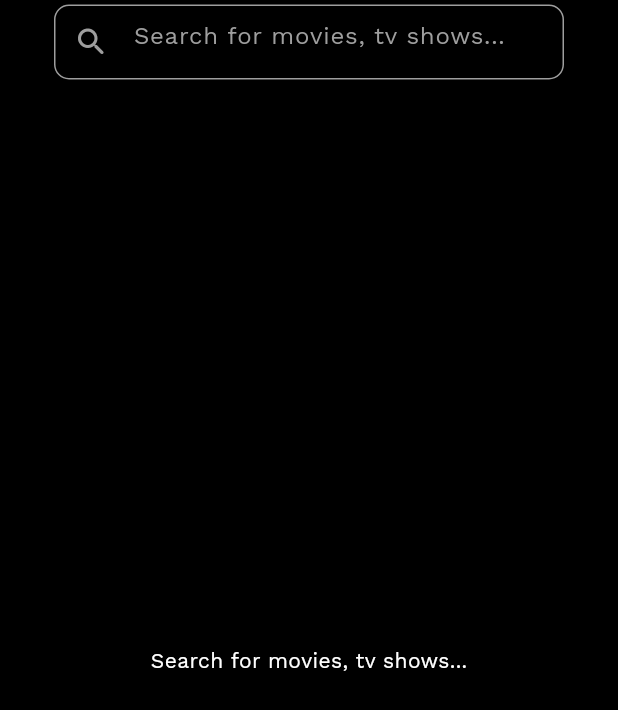
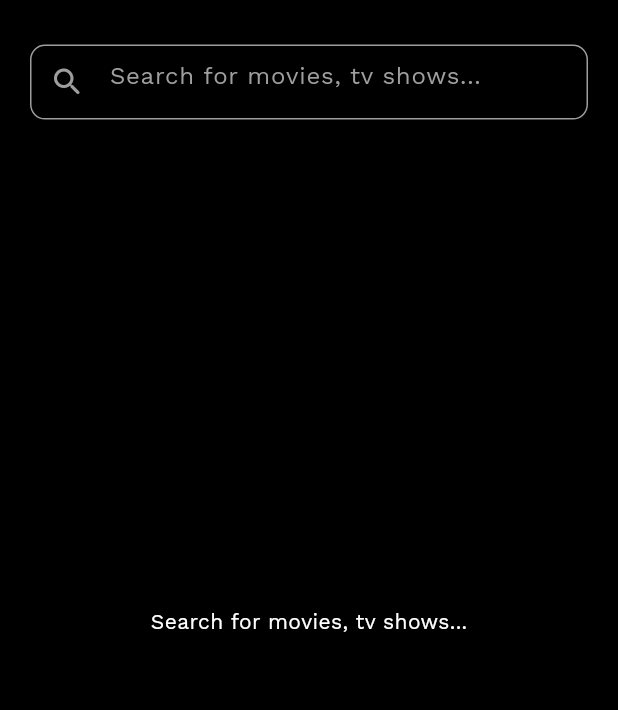
Before and after one commit to jheel23/moviez_app_v2, a Flutter app: the SearchScreen widget shown alone on an empty page, opened directly, on a phone screen of 412 x 824 dp. Shown: the top 710 px of the screen. Run offline on Flutter 3.47's test engine with Material 3 defaults, Android fonts, the phone set to English and light mode, and no system bars; our stand-ins replace animated_splash_screen, flutter_html, flutter_riverpod, google_fonts, smooth_page_indicator; network calls fail.

Commit message:
minor changes

```diff
--- a/lib/API/tmdb_api.dart
+++ b/lib/API/tmdb_api.dart
@@ -1,5 +1,4 @@
 import 'dart:convert';
-
 import 'package:flutter_riverpod/flutter_riverpod.dart';
 import 'package:moviez_app/model/movie.dart';
 import 'package:http/http.dart' as http;
@@ -24,6 +23,7 @@ class TmdbMovies extends StateNotifier<List<Movie>> {
       if (extractedData.isEmpty) {
         return;
       }
+      movie.clear();
       await for (var element in Stream.fromIterable(extractedData)) {
         movie.add(Movie.fromJson(element['show']));
       }
--- a/lib/screens/search_screen.dart
+++ b/lib/screens/search_screen.dart
@@ -42,6 +42,7 @@ class _SearchScreenState extends ConsumerState<SearchScreen> {
 
   @override
   Widget build(BuildContext context) {
+    final deviceSize = MediaQuery.of(context).size;
     ref.watch(searchProvider);
     return GestureDetector(
       onTap: () => FocusScope.of(context).unfocus(),
@@ -50,11 +51,11 @@ class _SearchScreenState extends ConsumerState<SearchScreen> {
           _searchController.clear();
           ref.read(searchProvider.notifier).clearList();
         },
-        child: Scaffold(
-          appBar: AppBar(
-            automaticallyImplyLeading: false,
-            backgroundColor: Colors.transparent,
-            title: Container(
+        child: Column(children: [
+          SizedBox(
+            height: deviceSize.height * 0.03,
+          ),
+          Container(
             margin: const EdgeInsets.symmetric(horizontal: 20, vertical: 5),
             decoration: BoxDecoration(
                 border: Border.all(color: Colors.grey),
@@ -77,23 +78,22 @@ class _SearchScreenState extends ConsumerState<SearchScreen> {
                   hintStyle: TextStyle(color: Colors.grey)),
             ),
           ),
-          ),
-          body: searchMovie.isEmpty
-              ? const Center(
-                  child: Text('Search for movies, tv shows...',
+          searchMovie.isEmpty
+              ? Container(
+                  height: deviceSize.height * 0.8,
+                  alignment: Alignment.center,
+                  child: const Text('Search for movies, tv shows...',
                       style: TextStyle(color: Colors.white)),
                 )
               : Container(
                   margin: const EdgeInsets.only(top: 10),
-                  child: SingleChildScrollView(
                   child: Column(
                     children: List.generate(
                       searchMovie.length,
                       (index) => CustomSearchCard(movie: searchMovie[index]),
                     ),
-                    ),
                   )),
-        ),
+        ]),
       ),
     );
   }
```
Also changed, not shown: lib/API/tmdb_allMovie_api.dart (+3 -15 lines), lib/screens/home_screen.dart (+56 -30 lines). Lines whose indentation alone changed are shown as unchanged.
